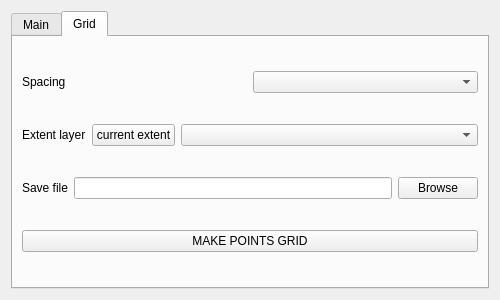
Old version of the form tools/ui_CreateReceiverPoints.ui in the repository pierluigiderosa/openoise.
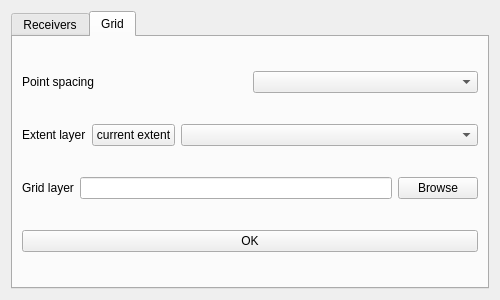
New version of the form. The open tabs and pages were chosen to show the change. Custom widgets are drawn as their Qt base class.

```diff
--- a/tools/ui_CreateReceiverPoints.ui
+++ b/tools/ui_CreateReceiverPoints.ui
@@ -51,7 +51,7 @@
      </property>
      <widget class="QWidget" name="tab">
       <attribute name="title">
-       <string>Main</string>
+       <string>Receivers</string>
       </attribute>
       <layout class="QVBoxLayout" name="verticalLayout_2">
        <item>
@@ -210,7 +210,7 @@
          <item>
           <widget class="QLabel" name="label_2">
            <property name="text">
-            <string>Spacing</string>
+            <string>Point spacing</string>
            </property>
           </widget>
          </item>
@@ -273,7 +273,7 @@
          <item>
           <widget class="QLabel" name="label_6">
            <property name="text">
-            <string>Save file</string>
+            <string>Grid layer</string>
            </property>
           </widget>
          </item>
@@ -292,7 +292,7 @@
        <item>
         <widget class="QPushButton" name="runGrid_pushButton">
          <property name="text">
-          <string>MAKE POINTS GRID</string>
+          <string>OK</string>
          </property>
         </widget>
        </item>
```
Left out of the diff: 2 changed lines with no effect on the pictures.
